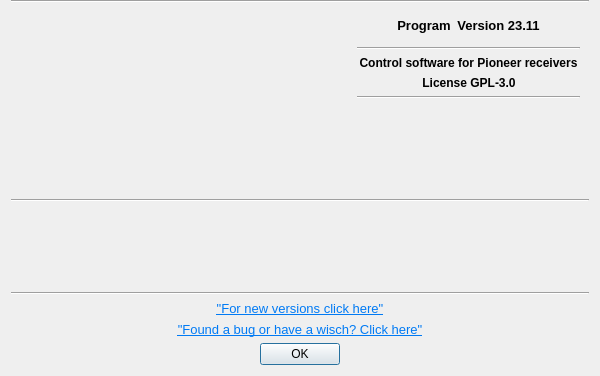
AceOfSnakes/AvrPioRemote, file src/aboutdialog.ui: the form before one commit.
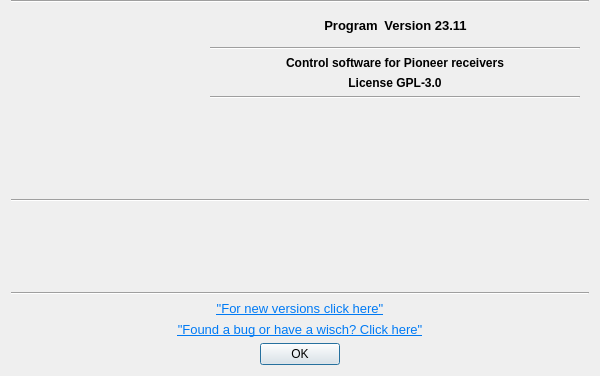
The form after the commit. Icons and pictures are not drawn.

Commit message: make changes for about dialog

Patch:
```diff
--- a/src/aboutdialog.ui
+++ b/src/aboutdialog.ui
@@ -68,7 +68,10 @@
      <item>
       <spacer name="horizontalSpacer_8">
        <property name="orientation">
-        <enum>Qt::Horizontal</enum>
+        <enum>Qt::Orientation::Horizontal</enum>
+       </property>
+       <property name="sizeType">
+        <enum>QSizePolicy::Policy::Expanding</enum>
        </property>
        <property name="sizeHint" stdset="0">
         <size>
@@ -106,7 +109,10 @@
      <item>
       <spacer name="horizontalSpacer_7">
        <property name="orientation">
-        <enum>Qt::Horizontal</enum>
+        <enum>Qt::Orientation::Horizontal</enum>
+       </property>
+       <property name="sizeType">
+        <enum>QSizePolicy::Policy::Expanding</enum>
        </property>
        <property name="sizeHint" stdset="0">
         <size>
@@ -139,6 +145,12 @@
         </property>
         <item row="7" column="0" colspan="3">
          <widget class="QLabel" name="label">
+          <property name="minimumSize">
+           <size>
+            <width>370</width>
+            <height>0</height>
+           </size>
+          </property>
           <property name="font">
            <font>
             <bold>true</bold>
```
Left out of the diff: 54 changed lines with no effect on the pictures. The commit also changes 2 other files.
